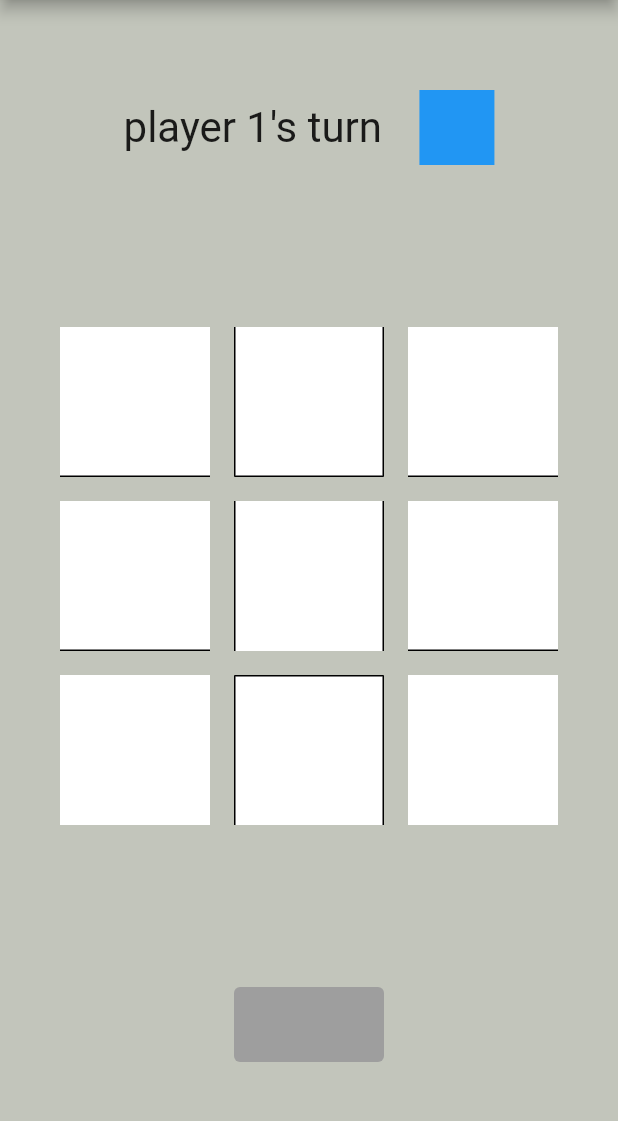
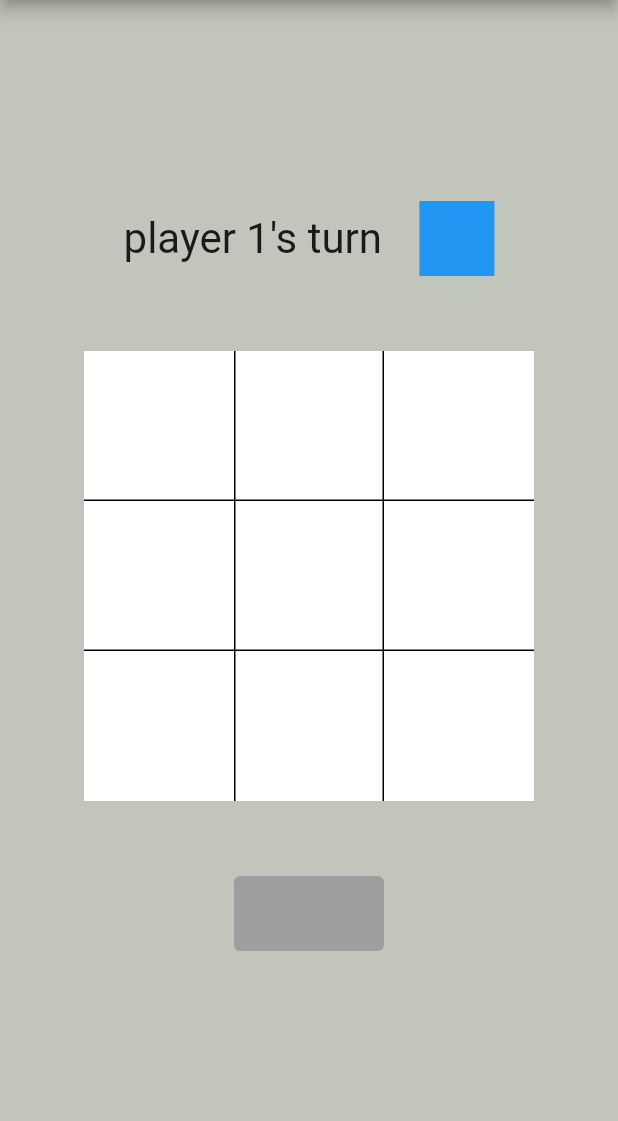
Before and after one commit to ScherrerMichael/Tic-Tac, a Flutter app: the screen it shows after launch, after a tap on the "person" icon, on a phone screen of 412 x 824 dp, the part 84-1205 px from its top. Run offline on Flutter 3.47's test engine with Material 2 defaults, Android fonts, the phone set to English and light mode, and no system bars; statements that could not run were skipped.

Commit message:
resized things for mobile screen

```diff
--- a/lib/game.dart
+++ b/lib/game.dart
@@ -66,7 +66,8 @@ class _BoxWidgetState extends State<BoxW> {
         _color = data.playerOneColor;
       else if (value == 2) _color = data.playerTwoColor;
     });
-    return TextButton(
+    return FlatButton(
+        padding: EdgeInsets.zero,
         onPressed: () {
           setState(() {
             if (data.isActive(row, col)) {
@@ -136,7 +137,7 @@ class _GridState extends State<Grid> {
         ],
       ),
       SizedBox(
-        height: 100,
+        height: 50,
       ),
       Row(
         mainAxisAlignment: MainAxisAlignment.center,
@@ -216,6 +217,7 @@ class _GridState extends State<Grid> {
             border: Border(
               left: BorderSide(color: Colors.black),
               right: BorderSide(color: Colors.black),
+              bottom: BorderSide(color: Colors.black),
             ),
             boxCallBack: (int row, int col) {
               setState(() {
@@ -267,7 +269,7 @@ class _GridState extends State<Grid> {
             border: Border(
               left: BorderSide(color: Colors.black),
               right: BorderSide(color: Colors.black),
-              top: BorderSide(color: Colors.black),
+              // top: BorderSide(color: Colors.black),
             ),
             boxCallBack: (int row, int col) {
               setState(() {
@@ -294,7 +296,7 @@ class _GridState extends State<Grid> {
         ],
       ),
       SizedBox(
-        height: 100,
+        height: 50,
       ),
       isButtonDisabled
           ? TextButton(
--- a/lib/main.dart
+++ b/lib/main.dart
@@ -48,10 +48,10 @@ class _MyAppState extends State<MyApp> {
                     data: gameData,
                   )
                 : AnimatedPositioned(
-                    top: currentScreen != HomeScreen.icon ? 200 : 100,
-                    left: 100,
-                    right: 100,
-                    bottom: currentScreen == HomeScreen.icon ? 20 : 110,
+                    top: 50,
+                    left: 50,
+                    right: 50,
+                    bottom: 20,
                     duration: Duration(milliseconds: 1000),
                     curve: Curves.easeInCubic,
                     child: Menu(
```
